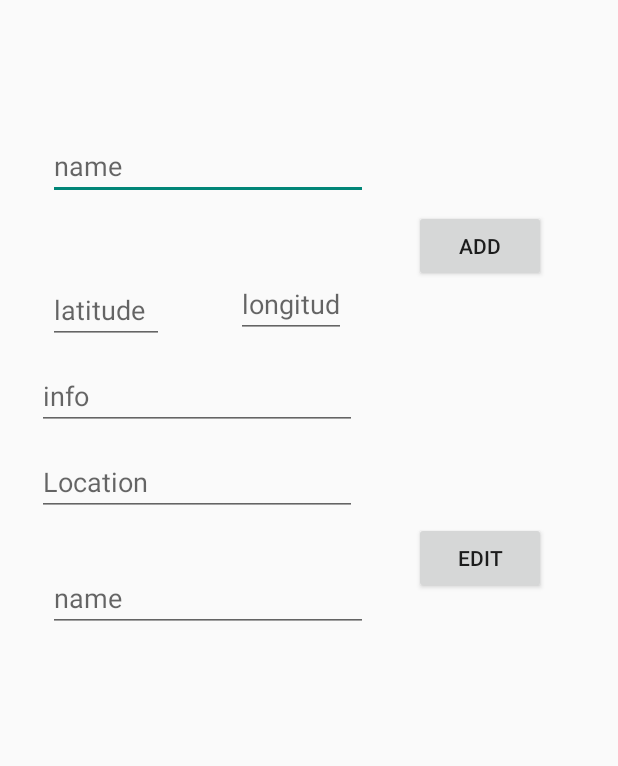
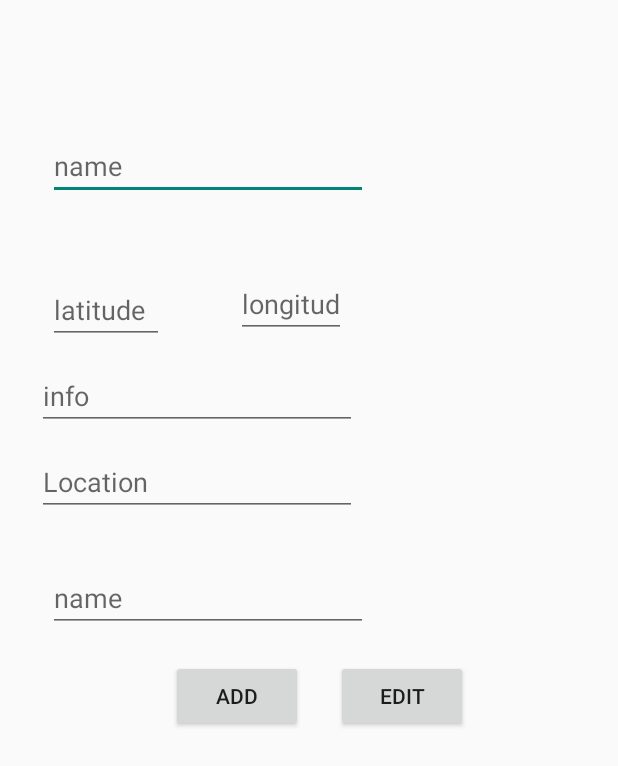
Before and after one commit to Bue-von-hon/showdisease, an Android app: the AddEditDiseaseInfo screen opened directly, with no data from a screen before it, on a phone screen of 412 x 824 dp. Shown: the top 766 px of the screen. Run offline under Robolectric (Android 15) with nearby library versions, the phone set to English and light mode, and no system bars; our stand-ins replace data binding.

Commit message:
질병정보편집 액티비티에서 버튼 위치를 수정하였습니다!!

```diff
--- a/app/build.gradle
+++ b/app/build.gradle
@@ -5,7 +5,7 @@ android {
     buildToolsVersion "29.0.2"
     defaultConfig {
         applicationId "com.kc.showdisease"
-        minSdkVersion 26
+        minSdkVersion 22
         targetSdkVersion 29
         versionCode 1
         versionName "1.0"
--- a/app/src/main/AndroidManifest.xml
+++ b/app/src/main/AndroidManifest.xml
@@ -17,7 +17,7 @@
         android:roundIcon="@mipmap/ic_launcher_round"
         android:supportsRtl="true"
         android:theme="@style/Theme.AppCompat.Light.NoActionBar">
-        <activity android:name=".AddEditDiseaseInfo"></activity>
+        <activity android:name=".AddEditDiseaseInfo" />
 
         <uses-library
             android:name="org.apache.http.legacy"
--- a/app/src/main/res/layout/activity_add_edit_disease_info.xml
+++ b/app/src/main/res/layout/activity_add_edit_disease_info.xml
@@ -34,8 +34,8 @@
             android:id="@+id/AddBtn"
             android:layout_width="wrap_content"
             android:layout_height="wrap_content"
-            android:layout_marginTop="140dp"
-            android:layout_marginEnd="48dp"
+            android:layout_marginTop="440dp"
+            android:layout_marginRight="210dp"
             android:text="Add"
             app:layout_constraintEnd_toEndOf="parent"
             app:layout_constraintTop_toTopOf="parent" />
@@ -57,11 +57,11 @@
             android:id="@+id/EditBtn"
             android:layout_width="wrap_content"
             android:layout_height="wrap_content"
-            android:layout_marginTop="160dp"
-            android:layout_marginEnd="48dp"
+            android:layout_marginTop="440dp"
+            android:layout_marginRight="100dp"
             android:text="Edit"
             app:layout_constraintEnd_toEndOf="parent"
-            app:layout_constraintTop_toBottomOf="@+id/AddBtn" />
+            app:layout_constraintTop_toTopOf="parent"/>
 
         <EditText
             android:id="@+id/AddLongitudeTxt"
```
